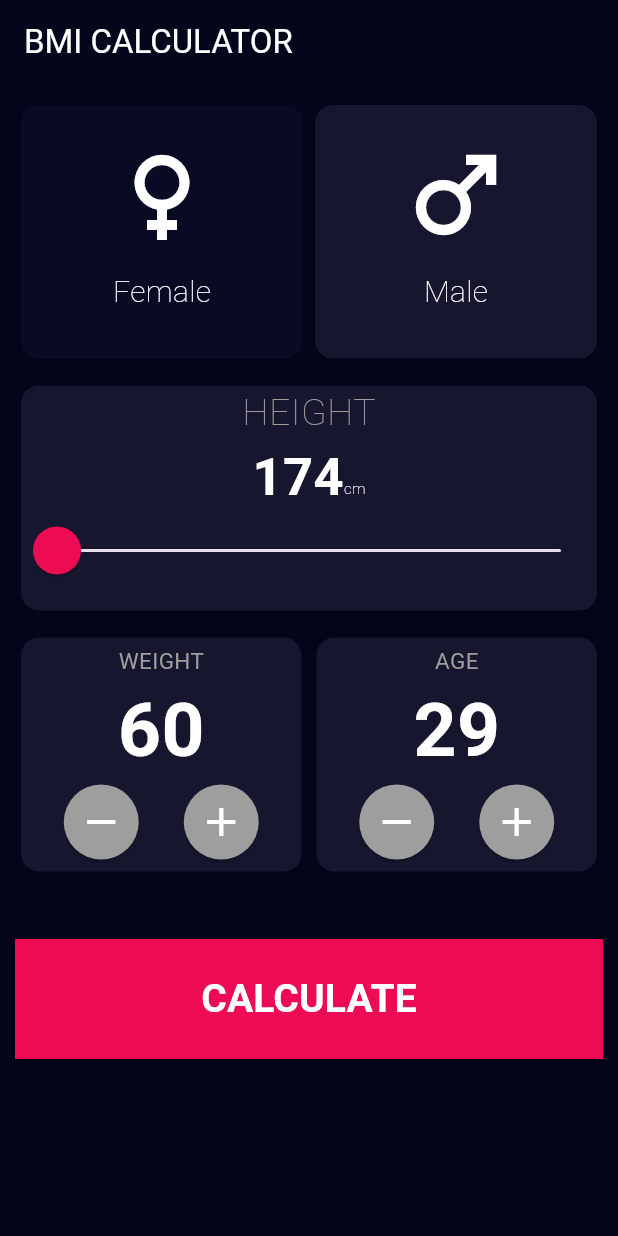
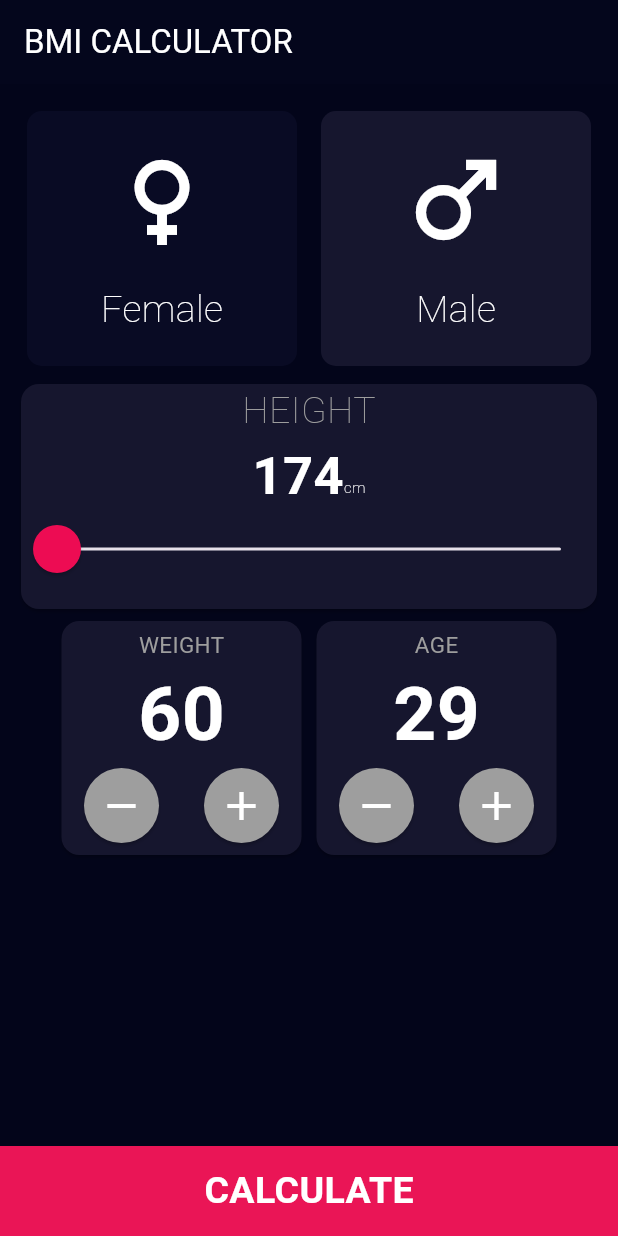
Before and after one commit to noha1elsrogy/h.w_flutter, a Flutter app: the screen it shows after launch, on a phone screen of 412 x 824 dp. Run offline on Flutter 3.47's test engine with Material 3 defaults, Android fonts, the phone set to English and light mode, and no system bars.

Commit message:
رسالة التغيير

```diff
--- /dev/null
+++ b/hw_s3_flutter/lib/Home_page.dart
@@ -0,0 +1,49 @@
+import 'package:flutter/material.dart';
+import 'package:hw_s3_flutter/Male_Famale_Section.dart';
+import 'package:hw_s3_flutter/calculate_button.dart';
+import 'package:hw_s3_flutter/heigh_section.dart';
+import 'package:hw_s3_flutter/weight_age_section.dart';
+
+class HomeBage extends StatelessWidget {
+  const HomeBage({
+    super.key,
+  });
+
+  @override
+  Widget build(BuildContext context) {
+    return Scaffold(
+      backgroundColor: Color(0xff03051a),
+      appBar: AppBar(
+        backgroundColor: Color(0xff04061c),
+        title: Text(
+          'BMI CALCULATOR',
+          style: TextStyle(color: Colors.white),
+        ),
+      ),
+      body: Column(
+        children: [
+          Padding(
+            padding: const EdgeInsets.symmetric(horizontal: 10, vertical: 10),
+            child: Column(
+              children: [
+                MaleFemaleSection(),
+                Row(
+                  children: [
+                    HeightItem(),
+                  ],
+                ),
+                WeightAndHeghtSection(),
+              ],
+            ),
+          ),
+          const Spacer(),
+          CalculateButton(
+            onPressed: () {
+              // TODO: Add calculation logic
+            },
+          ),
+        ],
+      ),
+    );
+  }
+}
--- a/hw_s3_flutter/lib/MaleFamaleCard.dart
+++ /dev/null
@@ -1,72 +0,0 @@
-import 'package:flutter/material.dart';
-
-class MaleFemale extends StatelessWidget {
-  const MaleFemale({super.key});
-
-  @override
-  Widget build(BuildContext context) {
-    return Row(
-      children: [
-        MaleFemaleCard(
-          colorCard: Color(0xff090b24),
-          icon: Icon(
-            Icons.female,
-            color: Colors.white,
-            size: 80,
-          ),
-          text: 'Female',
-        ),
-        MaleFemaleCard(
-            colorCard: Color(0xff16162e),
-            icon: Icon(
-              Icons.male,
-              color: Colors.white,
-              size: 80,
-            ),
-            text: 'Male')
-      ],
-    );
-  }
-}
-
-class MaleFemaleCard extends StatelessWidget {
-  final Icon icon;
-  final String text;
-  final Color colorCard;
-  const MaleFemaleCard(
-      {super.key,
-      required this.colorCard,
-      required this.icon,
-      required this.text});
-
-  @override
-  Widget build(BuildContext context) {
-    return Expanded(
-      child: Card(
-        color: colorCard,
-        child: Column(
-          children: [
-            Padding(
-              padding: const EdgeInsets.only(top: 20),
-              child: icon,
-            ),
-            SizedBox(
-              height: 10,
-            ),
-            Padding(
-              padding: const EdgeInsets.only(bottom: 30),
-              child: Text(
-                text,
-                style: TextStyle(
-                  fontWeight: FontWeight.w100,
-                  color: Colors.white,
-                  fontSize: 20,
-                ),
-              ),
-            ),
-          ],
-        ),
-      ),
-    );
-  }
-}
--- /dev/null
+++ b/hw_s3_flutter/lib/MaleFemaleCard.dart
@@ -0,0 +1,43 @@
+import 'package:flutter/material.dart';
+
+class MaleFemaleCard extends StatelessWidget {
+  final Color colorCard;
+  final Icon icon;
+  final String text;
+
+  const MaleFemaleCard({
+    super.key,
+    required this.colorCard,
+    required this.icon,
+    required this.text,
+  });
+
+  @override
+  Widget build(BuildContext context) {
+    return Padding(
+      padding: const EdgeInsets.all(8.0),
+      child: Container(
+        decoration: BoxDecoration(
+          color: colorCard,
+          borderRadius: BorderRadius.circular(10),
+        ),
+        child: Column(
+          mainAxisAlignment: MainAxisAlignment.center,
+          children: [
+            icon,
+            const SizedBox(height: 15),
+            Text(
+              text,
+              style: const TextStyle(
+                color: Colors.white,
+                fontSize: 25,
+                fontWeight: FontWeight.w100,
+              ),
+            ),
+          ],
+        ),
+        height: 170,
+      ),
+    );
+  }
+}
--- /dev/null
+++ b/hw_s3_flutter/lib/Male_Famale_Section.dart
@@ -0,0 +1,35 @@
+import 'package:flutter/material.dart';
+import 'package:hw_s3_flutter/MaleFemaleCard.dart';
+
+class MaleFemaleSection extends StatelessWidget {
+  const MaleFemaleSection({super.key});
+
+  @override
+  Widget build(BuildContext context) {
+    return Row(
+      children: [
+        Expanded(
+          child: MaleFemaleCard(
+            colorCard: Color(0xff090b24),
+            icon: Icon(
+              Icons.female,
+              color: Colors.white,
+              size: 80,
+            ),
+            text: 'Female',
+          ),
+        ),
+        Expanded(
+          child: MaleFemaleCard(
+              colorCard: Color(0xff16162e),
+              icon: Icon(
+                Icons.male,
+                color: Colors.white,
+                size: 80,
+              ),
+              text: 'Male'),
+        ),
+      ],
+    );
+  }
+}
--- /dev/null
+++ b/hw_s3_flutter/lib/calculate_button.dart
@@ -0,0 +1,32 @@
+import 'package:flutter/material.dart';
+
+class CalculateButton extends StatelessWidget {
+  final VoidCallback onPressed;
+
+  const CalculateButton({
+    super.key,
+    required this.onPressed,
+  });
+
+  @override
+  Widget build(BuildContext context) {
+    return GestureDetector(
+      onTap: onPressed,
+      child: Container(
+        color: const Color(0xffea1556),
+        width: double.infinity,
+        height: 60,
+        child: const Center(
+          child: Text(
+            'CALCULATE',
+            style: TextStyle(
+              color: Colors.white,
+              fontSize: 25,
+              fontWeight: FontWeight.bold,
+            ),
+          ),
+        ),
+      ),
+    );
+  }
+}
--- a/hw_s3_flutter/lib/heigh_section.dart
+++ b/hw_s3_flutter/lib/heigh_section.dart
@@ -11,7 +11,8 @@ class _HeightItemState extends State<HeightItem> {
   double slider = 0;
   @override
   Widget build(BuildContext context) {
-    return Card(
+    return Expanded(
+      child: Card(
         color: Color(0xff16162e),
         child: Column(
           mainAxisAlignment: MainAxisAlignment.center,
@@ -19,7 +20,9 @@ class _HeightItemState extends State<HeightItem> {
             Text(
               'HEIGHT',
               style: TextStyle(
-                color: Colors.grey, fontWeight: FontWeight.w100, fontSize: 25),
+                  color: Colors.grey,
+                  fontWeight: FontWeight.w100,
+                  fontSize: 25),
             ),
             Row(
               mainAxisAlignment: MainAxisAlignment.center,
@@ -63,6 +66,7 @@ class _HeightItemState extends State<HeightItem> {
             )
           ],
         ),
+      ),
     );
   }
 }
--- a/hw_s3_flutter/lib/main.dart
+++ b/hw_s3_flutter/lib/main.dart
@@ -1,7 +1,8 @@
 import 'package:flutter/material.dart';
-import 'package:hw_s3_flutter/MaleFamaleCard.dart';
+import 'package:hw_s3_flutter/Home_page.dart';
+import 'package:hw_s3_flutter/Male_Famale_Section.dart';
 import 'package:hw_s3_flutter/heigh_section.dart';
-import 'package:hw_s3_flutter/weight%20and%20heigh%20section.dart';
+import 'package:hw_s3_flutter/weight_age_section.dart';
 
 void main() {
   runApp(S3());
@@ -13,50 +14,7 @@ class S3 extends StatelessWidget {
   @override
   Widget build(BuildContext context) {
     return MaterialApp(
-      home: Scaffold(
-        backgroundColor: Color(0xff03051a),
-        appBar: AppBar(
-          backgroundColor: Color(0xff04061c),
-          title: Text(
-            'BMI CALCULATOR',
-            style: TextStyle(color: Colors.white),
-          ),
-        ),
-        body: Padding(
-          padding: const EdgeInsets.symmetric(horizontal: 10, vertical: 10),
-          child: Column(
-            children: [
-              MaleFemale(),
-              SizedBox(
-                height: 10,
-              ),
-              HeightItem(),
-              SizedBox(
-                height: 10,
-              ),
-              WeightAndHeghtSection(),
-              SizedBox(
-                height: 41,
-              ),
-              ElevatedButton(
-                onPressed: () {},
-                child: Text(
-                  'CALCULATE',
-                  style: TextStyle(
-                    fontWeight: FontWeight.bold,
-                    fontSize: 26,
-                    color: Colors.white,
-                  ),
-                ),
-                style: ElevatedButton.styleFrom(
-                    minimumSize: Size(400, 80),
-                    primary: Color(0xffed0c53),
-                    shape: BeveledRectangleBorder()),
-              )
-            ],
-          ),
-        ),
-      ),
+      home: HomeBage(),
     );
   }
 }
--- a/hw_s3_flutter/lib/weight and heigh section.dart
+++ /dev/null
@@ -1,98 +0,0 @@
-import 'package:flutter/material.dart';
-
-class WeightAndHeghtSection extends StatelessWidget {
-  const WeightAndHeghtSection({super.key});
-
-  @override
-  Widget build(BuildContext context) {
-    return Row(
-      mainAxisAlignment: MainAxisAlignment.center,
-      children: [
-        HeightWeightCard(
-          attribute: 'WEIGHT',
-          attributeNumber: '60',
-        ),
-        SizedBox(
-          width: 2,
-        ),
-        HeightWeightCard(
-          attribute: 'AGE',
-          attributeNumber: '29',
-        )
-      ],
-    );
-  }
-}
-
-class HeightWeightCard extends StatelessWidget {
-  final String attribute;
-  final String attributeNumber;
-  const HeightWeightCard({
-    super.key,
-    required this.attribute,
-    required this.attributeNumber,
-  });
-
-  @override
-  Widget build(BuildContext context) {
-    return Expanded(
-      child: Card(
-        color: Color(0xff16162e),
-        child: Column(
-          children: [
-            Padding(
-              padding: const EdgeInsets.only(top: 5),
-              child: Text(
-                attribute,
-                style: TextStyle(color: Colors.grey, fontSize: 15),
-              ),
-            ),
-            Text(
-              attributeNumber,
-              style: TextStyle(
-                  fontWeight: FontWeight.bold,
-                  fontSize: 50,
-                  color: Colors.white),
-            ),
-            Padding(
-              padding: const EdgeInsets.only(bottom: 8),
-              child: Row(
-                mainAxisAlignment: MainAxisAlignment.center,
-                children: [
-                  ElevatedButton(
-                    style: ElevatedButton.styleFrom(
-                        primary: Colors.grey,
-                        shape: CircleBorder(),
-                        minimumSize: Size(50, 50)),
-                    onPressed: () {},
-                    child: Center(
-                      child: Icon(
-                        Icons.remove,
-                        size: 32,
-                        color: Colors.white,
-                      ),
-                    ),
-                  ),
-                  ElevatedButton(
-                    style: ElevatedButton.styleFrom(
-                        primary: Colors.grey,
-                        shape: CircleBorder(),
-                        minimumSize: Size(50, 50)),
-                    onPressed: () {},
-                    child: Center(
-                      child: Icon(
-                        Icons.add,
-                        size: 32,
-                        color: Colors.white,
-                      ),
-                    ),
-                  ),
-                ],
-              ),
-            )
-          ],
-        ),
-      ),
-    );
-  }
-}
--- /dev/null
+++ b/hw_s3_flutter/lib/weight_age_card.dart
@@ -0,0 +1,70 @@
+import 'package:flutter/material.dart';
+
+class HeightWeightCard extends StatelessWidget {
+  final String attribute;
+  final String attributeNumber;
+  const HeightWeightCard({
+    super.key,
+    required this.attribute,
+    required this.attributeNumber,
+  });
+
+  @override
+  Widget build(BuildContext context) {
+    return Card(
+      color: Color(0xff16162e),
+      child: Column(
+        children: [
+          Padding(
+            padding: const EdgeInsets.only(top: 5),
+            child: Text(
+              attribute,
+              style: TextStyle(color: Colors.grey, fontSize: 15),
+            ),
+          ),
+          Text(
+            attributeNumber,
+            style: TextStyle(
+                fontWeight: FontWeight.bold, fontSize: 50, color: Colors.white),
+          ),
+          Padding(
+            padding: const EdgeInsets.only(bottom: 8),
+            child: Row(
+              mainAxisAlignment: MainAxisAlignment.center,
+              children: [
+                ElevatedButton(
+                  style: ElevatedButton.styleFrom(
+                      primary: Colors.grey,
+                      shape: CircleBorder(),
+                      minimumSize: Size(50, 50)),
+                  onPressed: () {},
+                  child: Center(
+                    child: Icon(
+                      Icons.remove,
+                      size: 32,
+                      color: Colors.white,
+                    ),
+                  ),
+                ),
+                ElevatedButton(
+                  style: ElevatedButton.styleFrom(
+                      primary: Colors.grey,
+                      shape: CircleBorder(),
+                      minimumSize: Size(50, 50)),
+                  onPressed: () {},
+                  child: Center(
+                    child: Icon(
+                      Icons.add,
+                      size: 32,
+                      color: Colors.white,
+                    ),
+                  ),
+                ),
+              ],
+            ),
+          )
+        ],
+      ),
+    );
+  }
+}
--- /dev/null
+++ b/hw_s3_flutter/lib/weight_age_section.dart
@@ -0,0 +1,26 @@
+import 'package:flutter/material.dart';
+import 'package:hw_s3_flutter/weight_age_card.dart';
+
+class WeightAndHeghtSection extends StatelessWidget {
+  const WeightAndHeghtSection({super.key});
+
+  @override
+  Widget build(BuildContext context) {
+    return Row(
+      mainAxisAlignment: MainAxisAlignment.center,
+      children: [
+        HeightWeightCard(
+          attribute: 'WEIGHT',
+          attributeNumber: '60',
+        ),
+        SizedBox(
+          width: 2,
+        ),
+        HeightWeightCard(
+          attribute: 'AGE',
+          attributeNumber: '29',
+        )
+      ],
+    );
+  }
+}
```
Lines whose indentation alone changed are shown as unchanged.
